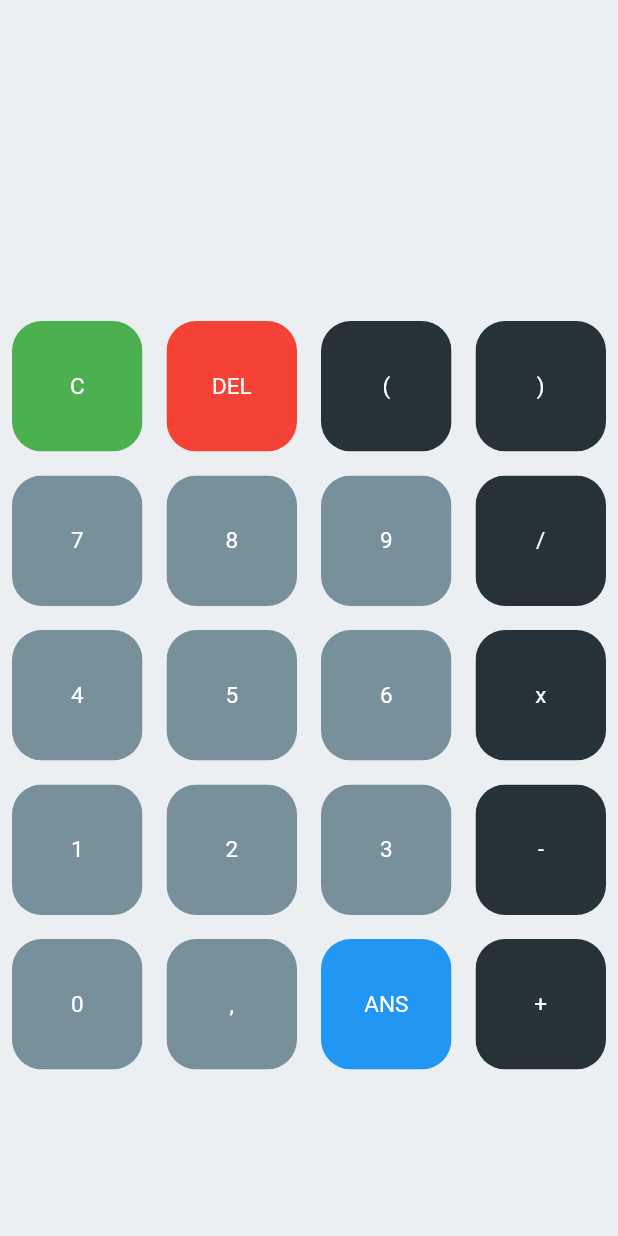
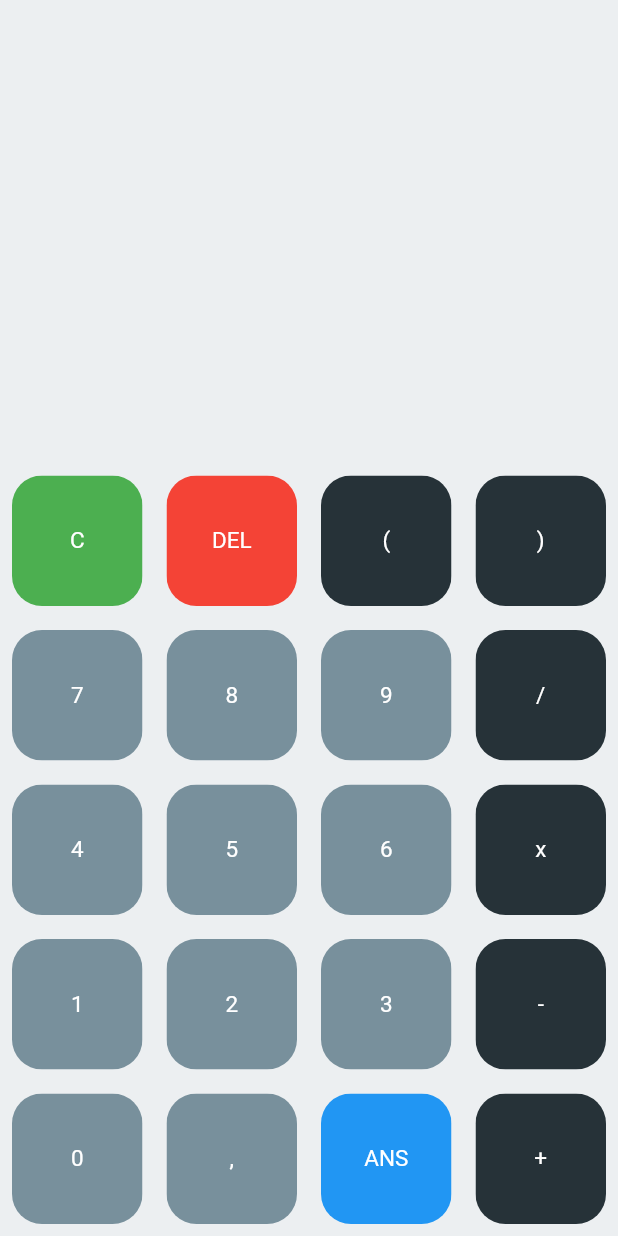
Before and after one commit to adheramaf7/calculator-test, a Flutter app: the screen it shows after launch, on a phone screen of 412 x 824 dp. Run offline on Flutter 3.47's test engine with Material 2 defaults, Android fonts, the phone set to English and light mode, and no system bars; our stand-ins replace math_expressions; missing offline and left inert: terbilang.

Commit message:
fix view on real device

```diff
--- a/lib/screens/home_screen.dart
+++ b/lib/screens/home_screen.dart
@@ -101,7 +101,10 @@ class _HomeScreenState extends State<HomeScreen> {
           ),
           Expanded(
             child: Container(
+              alignment: Alignment.bottomCenter,
+              height: double.infinity,
               child: GridView.builder(
+                shrinkWrap: true,
                 gridDelegate: SliverGridDelegateWithFixedCrossAxisCount(
                     crossAxisCount: 4),
                 itemCount: buttonList.length,
```
